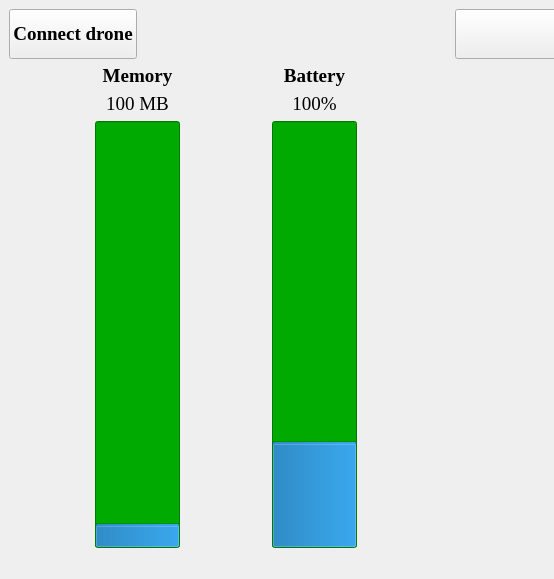
Qt form GUI.ui (IanGagnon7/INF6600) before a commit; both pictures show x 0 to 554 and y 0 to 579 of the 842 by 579 pixel window.
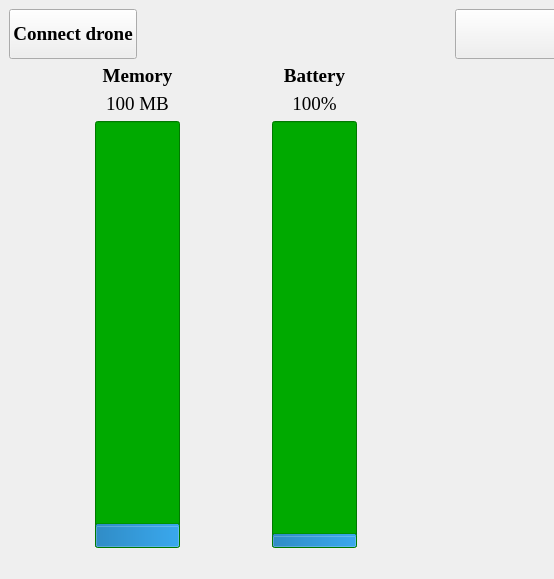
The same form after that commit. Custom widgets are drawn as their Qt base class.

```diff
--- a/GUI.ui
+++ b/GUI.ui
@@ -200,6 +200,9 @@
             <property name="styleSheet">
              <string notr="true">background-color: rgb(0, 170, 0);</string>
             </property>
+            <property name="maximum">
+             <number>1000</number>
+            </property>
             <property name="value">
              <number>24</number>
             </property>
```
